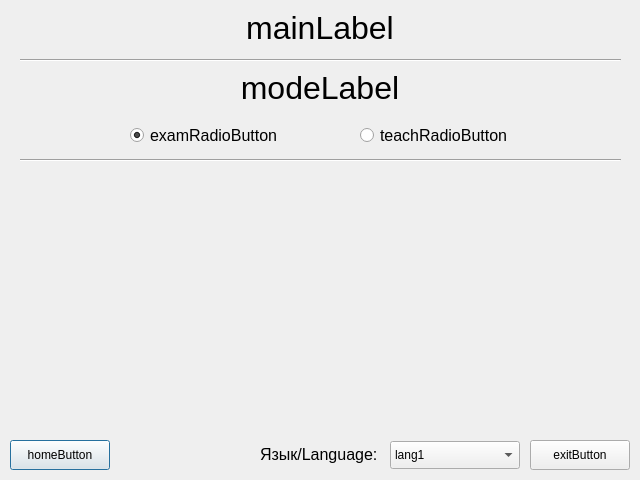
First picture: the form in main_window.ui, repository bolotovalex/mathsim, before the edit.
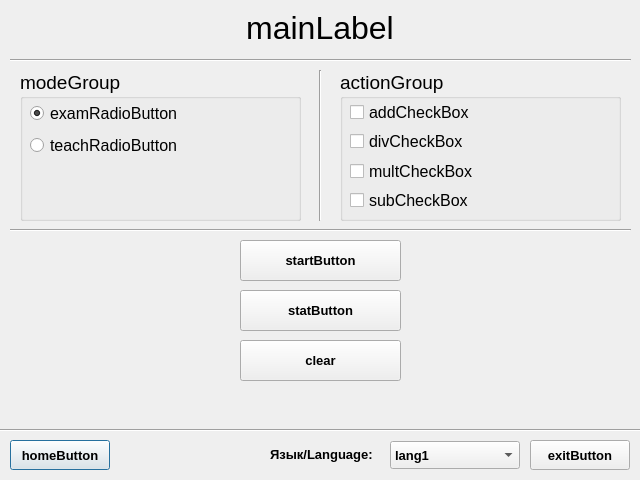
Second picture: the form after the edit.

Commit message: Add title window

Patch:
```diff
--- a/main_window.ui
+++ b/main_window.ui
@@ -2,6 +2,9 @@
 <ui version="4.0">
  <class>Dialog</class>
  <widget class="QDialog" name="Dialog">
+  <property name="enabled">
+   <bool>true</bool>
+  </property>
   <property name="geometry">
    <rect>
     <x>0</x>
@@ -10,6 +13,24 @@
     <height>480</height>
    </rect>
   </property>
+  <property name="sizePolicy">
+   <sizepolicy hsizetype="Fixed" vsizetype="Fixed">
+    <horstretch>0</horstretch>
+    <verstretch>0</verstretch>
+   </sizepolicy>
+  </property>
+  <property name="minimumSize">
+   <size>
+    <width>640</width>
+    <height>480</height>
+   </size>
+  </property>
+  <property name="maximumSize">
+   <size>
+    <width>640</width>
+    <height>480</height>
+   </size>
+  </property>
   <property name="windowTitle">
    <string>Dialog</string>
   </property>
@@ -22,6 +43,13 @@
      <height>30</height>
     </rect>
    </property>
+   <property name="font">
+    <font>
+     <pointsize>10</pointsize>
+     <weight>75</weight>
+     <bold>true</bold>
+    </font>
+   </property>
    <property name="text">
     <string>homeButton</string>
    </property>
@@ -62,6 +90,13 @@
      <height>30</height>
     </rect>
    </property>
+   <property name="font">
+    <font>
+     <pointsize>10</pointsize>
+     <weight>75</weight>
+     <bold>true</bold>
+    </font>
+   </property>
    <property name="text">
     <string>exitButton</string>
    </property>
@@ -75,6 +110,13 @@
      <height>28</height>
     </rect>
    </property>
+   <property name="font">
+    <font>
+     <pointsize>10</pointsize>
+     <weight>75</weight>
+     <bold>true</bold>
+    </font>
+   </property>
    <item>
     <property name="text">
      <string notr="true" comment="lang1">lang1</string>
@@ -89,15 +131,17 @@
   <widget class="QLabel" name="labelLanguage">
    <property name="geometry">
     <rect>
-     <x>260</x>
+     <x>270</x>
      <y>439</y>
-     <width>121</width>
+     <width>131</width>
      <height>30</height>
     </rect>
    </property>
    <property name="font">
     <font>
-     <pointsize>12</pointsize>
+     <pointsize>10</pointsize>
+     <weight>75</weight>
+     <bold>true</bold>
     </font>
    </property>
    <property name="text">
@@ -107,9 +151,9 @@
   <widget class="Line" name="lineLabel">
    <property name="geometry">
     <rect>
-     <x>20</x>
+     <x>10</x>
      <y>50</y>
-     <width>601</width>
+     <width>621</width>
      <height>20</height>
     </rect>
    </property>
@@ -117,33 +161,146 @@
     <enum>Qt::Horizontal</enum>
    </property>
   </widget>
-  <widget class="QRadioButton" name="techRButton">
+  <widget class="Line" name="lineLabel_2">
    <property name="geometry">
     <rect>
-     <x>360</x>
-     <y>120</y>
-     <width>160</width>
-     <height>30</height>
+     <x>10</x>
+     <y>220</y>
+     <width>621</width>
+     <height>20</height>
     </rect>
    </property>
+   <property name="orientation">
+    <enum>Qt::Horizontal</enum>
+   </property>
+  </widget>
+  <widget class="QPushButton" name="startButton">
+   <property name="geometry">
+    <rect>
+     <x>240</x>
+     <y>240</y>
+     <width>161</width>
+     <height>41</height>
+    </rect>
+   </property>
    <property name="font">
     <font>
+     <pointsize>10</pointsize>
+     <weight>75</weight>
+     <bold>true</bold>
+    </font>
+   </property>
+   <property name="text">
+    <string>startButton</string>
+   </property>
+  </widget>
+  <widget class="QGroupBox" name="actionGroup">
+   <property name="geometry">
+    <rect>
+     <x>340</x>
+     <y>70</y>
+     <width>281</width>
+     <height>151</height>
+    </rect>
+   </property>
+   <property name="font">
+    <font>
+     <pointsize>14</pointsize>
+    </font>
+   </property>
+   <property name="title">
+    <string>actionGroup</string>
+   </property>
+   <widget class="QWidget" name="layoutWidget">
+    <property name="geometry">
+     <rect>
+      <x>10</x>
+      <y>30</y>
+      <width>251</width>
+      <height>112</height>
+     </rect>
+    </property>
+    <layout class="QVBoxLayout" name="verticalLayout_3">
+     <item>
+      <widget class="QCheckBox" name="addCheckBox">
+       <property name="font">
+        <font>
      <pointsize>12</pointsize>
     </font>
    </property>
    <property name="text">
-    <string>teachRadioButton</string>
-   </property>
-  </widget>
+        <string>addCheckBox</string>
+       </property>
+      </widget>
+     </item>
+     <item>
+      <widget class="QCheckBox" name="divCheckBox">
+       <property name="font">
+        <font>
+         <pointsize>12</pointsize>
+        </font>
+       </property>
+       <property name="text">
+        <string>divCheckBox</string>
+       </property>
+      </widget>
+     </item>
+     <item>
+      <widget class="QCheckBox" name="multCheckBox">
+       <property name="font">
+        <font>
+         <pointsize>12</pointsize>
+        </font>
+       </property>
+       <property name="text">
+        <string>multCheckBox</string>
+       </property>
+      </widget>
+     </item>
+     <item>
+      <widget class="QCheckBox" name="subCheckBox">
+       <property name="font">
+        <font>
+         <pointsize>12</pointsize>
+        </font>
+       </property>
+       <property name="text">
+        <string>subCheckBox</string>
+       </property>
+      </widget>
+     </item>
+    </layout>
+   </widget>
+  </widget>
+  <widget class="QGroupBox" name="modeGroup">
+   <property name="geometry">
+    <rect>
+     <x>20</x>
+     <y>70</y>
+     <width>281</width>
+     <height>151</height>
+    </rect>
+   </property>
+   <property name="font">
+    <font>
+     <pointsize>14</pointsize>
+    </font>
+   </property>
+   <property name="title">
+    <string>modeGroup</string>
+   </property>
+   <widget class="QWidget" name="layoutWidget">
+    <property name="geometry">
+     <rect>
+      <x>10</x>
+      <y>30</y>
+      <width>261</width>
+      <height>61</height>
+     </rect>
+    </property>
+    <layout class="QVBoxLayout" name="verticalLayout">
+     <item>
   <widget class="QRadioButton" name="examRButton">
-   <property name="geometry">
-    <rect>
-     <x>130</x>
-     <y>120</y>
-     <width>160</width>
-     <height>30</height>
-    </rect>
-   </property>
    <property name="font">
     <font>
      <pointsize>12</pointsize>
@@ -159,39 +316,61 @@
     <bool>true</bool>
    </property>
   </widget>
-  <widget class="QLabel" name="modeLabel">
+     </item>
+     <item>
+      <widget class="QRadioButton" name="techRButton">
+       <property name="font">
+        <font>
+         <pointsize>12</pointsize>
+        </font>
+       </property>
+       <property name="text">
+        <string>teachRadioButton</string>
+       </property>
+      </widget>
+     </item>
+    </layout>
+   </widget>
+  </widget>
+  <widget class="Line" name="line">
    <property name="geometry">
     <rect>
-     <x>130</x>
+     <x>310</x>
      <y>70</y>
-     <width>380</width>
-     <height>35</height>
+     <width>20</width>
+     <height>151</height>
+    </rect>
+   </property>
+   <property name="orientation">
+    <enum>Qt::Vertical</enum>
+   </property>
+  </widget>
+  <widget class="QPushButton" name="statButton">
+   <property name="geometry">
+    <rect>
+     <x>240</x>
+     <y>290</y>
+     <width>161</width>
+     <height>41</height>
     </rect>
    </property>
    <property name="font">
     <font>
-     <pointsize>24</pointsize>
+     <pointsize>10</pointsize>
+     <weight>75</weight>
+     <bold>true</bold>
     </font>
    </property>
-   <property name="layoutDirection">
-    <enum>Qt::LeftToRight</enum>
-   </property>
-   <property name="autoFillBackground">
-    <bool>false</bool>
-   </property>
    <property name="text">
-    <string>&lt;html&gt;&lt;head/&gt;&lt;body&gt;&lt;p align=&quot;center&quot;&gt;modeLabel&lt;/p&gt;&lt;/body&gt;&lt;/html&gt;</string>
-   </property>
-   <property name="alignment">
-    <set>Qt::AlignCenter</set>
+    <string>statButton</string>
    </property>
   </widget>
-  <widget class="Line" name="lineLabel_2">
+  <widget class="Line" name="lineLabel_3">
    <property name="geometry">
     <rect>
-     <x>20</x>
-     <y>150</y>
-     <width>601</width>
+     <x>0</x>
+     <y>420</y>
+     <width>641</width>
      <height>20</height>
     </rect>
    </property>
@@ -199,6 +378,26 @@
     <enum>Qt::Horizontal</enum>
    </property>
   </widget>
+  <widget class="QPushButton" name="clearButton">
+   <property name="geometry">
+    <rect>
+     <x>240</x>
+     <y>340</y>
+     <width>161</width>
+     <height>41</height>
+    </rect>
+   </property>
+   <property name="font">
+    <font>
+     <pointsize>10</pointsize>
+     <weight>75</weight>
+     <bold>true</bold>
+    </font>
+   </property>
+   <property name="text">
+    <string>clear</string>
+   </property>
+  </widget>
  </widget>
  <resources/>
  <connections/>
```
Left out of the diff: 3 changed lines with no effect on the pictures. Lines whose indentation alone changed are shown as unchanged. The commit also changes 3 other files.
